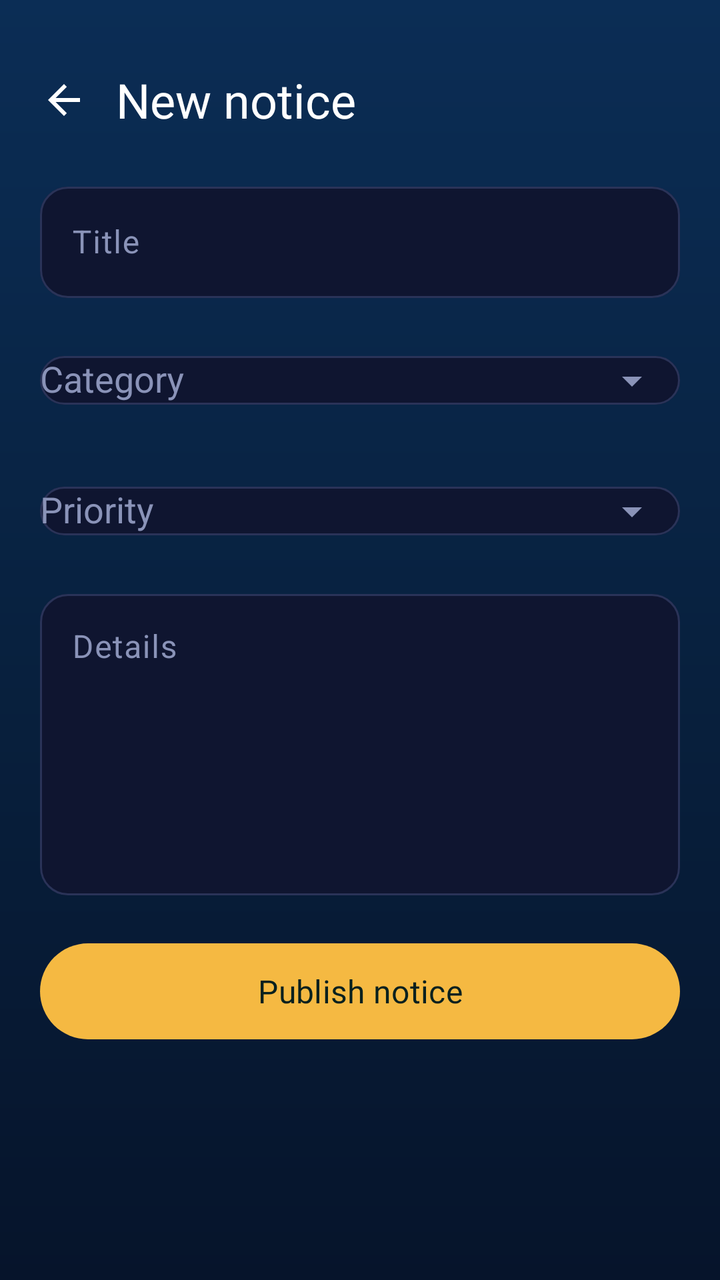
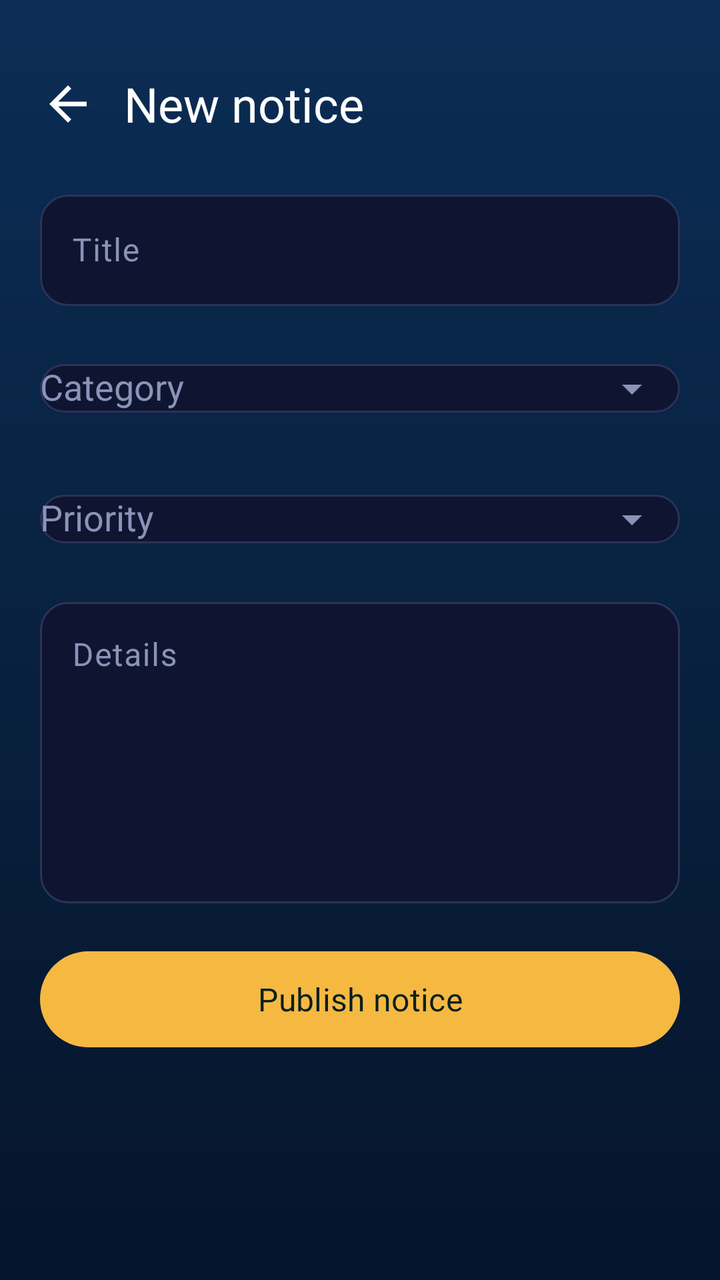

Before-and-after screenshots of an Android layout around one commit, followed by the original layout XML and the change that was made.
<!-- AndroidManifest.xml: application theme Theme.CampusPulse -->
<!-- res/layout/activity_add_notice.xml -->
<?xml version="1.0" encoding="utf-8"?>
<ScrollView xmlns:android="http://schemas.android.com/apk/res/android"
    xmlns:app="http://schemas.android.com/apk/res-auto"
    android:layout_width="match_parent"
    android:layout_height="match_parent"
    android:background="@drawable/bg_dashboard"
    android:fillViewport="true">

    <LinearLayout
        android:layout_width="match_parent"
        android:layout_height="wrap_content"
        android:orientation="vertical"
        android:paddingStart="10dp"
        android:paddingTop="28dp"
        android:paddingEnd="20dp"
        android:paddingBottom="24dp">

        <LinearLayout
            android:layout_width="match_parent"
            android:layout_height="wrap_content"
            android:gravity="center_vertical"
            android:orientation="horizontal">

            <ImageView
                android:id="@+id/btnBack"
                android:layout_width="44dp"
                android:layout_height="44dp"
                android:background="?attr/selectableItemBackgroundBorderless"
                android:contentDescription="Back"
                android:padding="10dp"
                android:src="@drawable/ic_back" />

            <TextView
                android:layout_width="wrap_content"
                android:layout_height="wrap_content"
                android:layout_marginStart="4dp"
                android:fontFamily="@font/poppins_bold"
                android:text="New notice"
                android:textColor="#FFFFFF"
                android:textSize="24sp" />
        </LinearLayout>

        <LinearLayout
            android:layout_width="match_parent"
            android:layout_height="wrap_content"
            android:layout_marginStart="10dp"
            android:layout_marginTop="16dp"
            android:orientation="vertical">

            <com.google.android.material.textfield.TextInputLayout
                android:id="@+id/tilTitle"
                style="@style/Widget.CampusPulse.Input"
                android:layout_width="match_parent"
                android:layout_height="wrap_content"
                android:hint="Title">

                <com.google.android.material.textfield.TextInputEditText
                    android:id="@+id/etTitle"
                    android:layout_width="match_parent"
                    android:layout_height="wrap_content"
                    android:inputType="textCapSentences"
                    android:maxLength="120"
                    android:textColor="#FFFFFF" />
            </com.google.android.material.textfield.TextInputLayout>

            <com.google.android.material.textfield.TextInputLayout
                android:id="@+id/tilCategory"
                style="@style/Widget.CampusPulse.Input"
                android:layout_width="match_parent"
                android:layout_height="wrap_content"
                android:layout_marginTop="12dp"
                android:hint="Category"
                app:endIconMode="dropdown_menu">

                <com.google.android.material.textfield.MaterialAutoCompleteTextView
                    android:id="@+id/actCategory"
                    android:layout_width="match_parent"
                    android:layout_height="wrap_content"
                    android:inputType="none"
                    android:textColor="#FFFFFF" />
            </com.google.android.material.textfield.TextInputLayout>

            <com.google.android.material.textfield.TextInputLayout
                android:id="@+id/tilPriority"
                style="@style/Widget.CampusPulse.Input"
                android:layout_width="match_parent"
                android:layout_height="wrap_content"
                android:layout_marginTop="12dp"
                android:hint="Priority"
                app:endIconMode="dropdown_menu">

                <com.google.android.material.textfield.MaterialAutoCompleteTextView
                    android:id="@+id/actPriority"
                    android:layout_width="match_parent"
                    android:layout_height="wrap_content"
                    android:inputType="none"
                    android:textColor="#FFFFFF" />
            </com.google.android.material.textfield.TextInputLayout>

            <com.google.android.material.textfield.TextInputLayout
                android:id="@+id/tilBody"
                style="@style/Widget.CampusPulse.Input"
                android:layout_width="match_parent"
                android:layout_height="wrap_content"
                android:layout_marginTop="12dp"
                android:hint="Details">

                <com.google.android.material.textfield.TextInputEditText
                    android:id="@+id/etBody"
                    android:layout_width="match_parent"
                    android:layout_height="wrap_content"
                    android:gravity="top"
                    android:inputType="textMultiLine|textCapSentences"
                    android:minLines="6"
                    android:textColor="#FFFFFF" />
            </com.google.android.material.textfield.TextInputLayout>

            <com.google.android.material.button.MaterialButton
                android:id="@+id/btnPublish"
                android:layout_width="match_parent"
                android:layout_height="56dp"
                android:layout_marginTop="20dp"
                android:fontFamily="@font/poppins_bold"
                android:text="Publish notice"
                android:textAllCaps="false"
                android:textColor="#06201E"
                android:textSize="16sp"
                app:backgroundTint="#F5B942"
                app:cornerRadius="28dp" />
        </LinearLayout>
    </LinearLayout>
</ScrollView>
<!-- resources referenced by this layout -->
<resources>
  <!-- drawable bg_dashboard (drawable) -->
  <shape xmlns:android="http://schemas.android.com/apk/res/android">
      <gradient android:startColor="#0B2D55" android:centerColor="#08213F"
          android:endColor="#06142B" android:angle="270" />
  </shape>
  <!-- drawable ic_back (drawable) -->
  <vector xmlns:android="http://schemas.android.com/apk/res/android"
      android:width="24dp" android:height="24dp"
      android:viewportWidth="24" android:viewportHeight="24">
      <path android:fillColor="#FFFFFF"
          android:pathData="M20,11H7.83l5.59,-5.59L12,4l-8,8 8,8 1.41,-1.41L7.83,13H20v-2z"/>
  </vector>
  <style name="Widget.CampusPulse.Input" parent="Widget.Material3.TextInputLayout.OutlinedBox">
          <item name="boxStrokeColor">@color/input_stroke</item>
          <item name="boxBackgroundColor">@color/input_bg</item>
          <item name="hintTextColor">@color/accent</item>
          <item name="android:textColorHint">@color/text_muted</item>
          <item name="endIconTint">@color/text_muted</item>
          <item name="startIconTint">@color/text_muted</item>
          <item name="boxCornerRadiusTopStart">14dp</item>
          <item name="boxCornerRadiusTopEnd">14dp</item>
          <item name="boxCornerRadiusBottomStart">14dp</item>
          <item name="boxCornerRadiusBottomEnd">14dp</item>
      </style>
  <style name="Theme.CampusPulse" parent="Theme.Material3.DayNight.NoActionBar" />
  <color name="input_bg">#0F1530</color>
  <color name="accent">#22D3EE</color>
  <color name="text_muted">#8A93B8</color>
</resources>

<!-- the commit's change to res/layout/activity_add_notice.xml (unified diff, before → after) -->
@@ -23,8 +23,8 @@
 
             <ImageView
                 android:id="@+id/btnBack"
-                android:layout_width="44dp"
-                android:layout_height="44dp"
+                android:layout_width="48dp"
+                android:layout_height="48dp"
                 android:background="?attr/selectableItemBackgroundBorderless"
                 android:contentDescription="Back"
                 android:padding="10dp"
